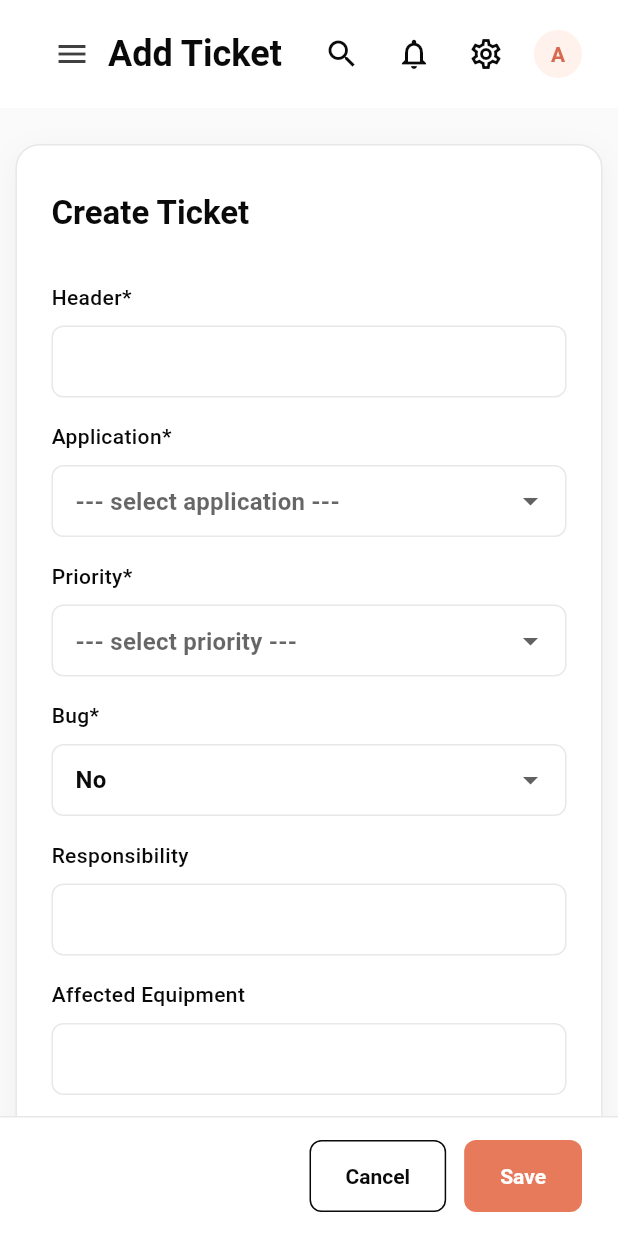
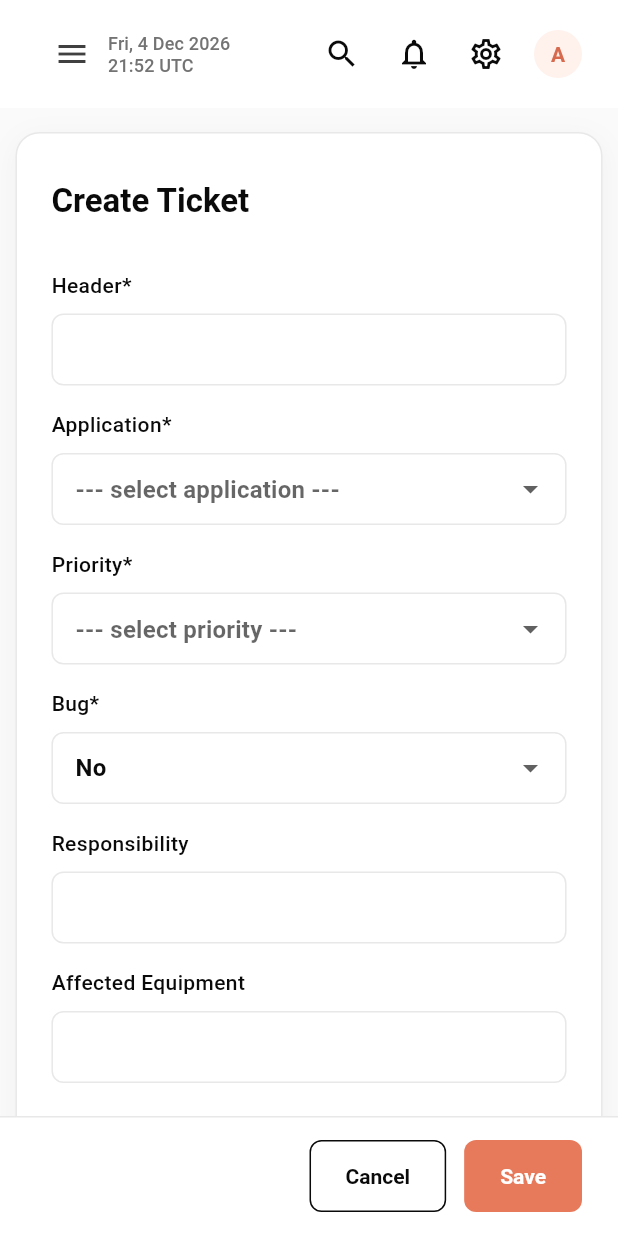
Before and after one commit to sayge-code-hub/saasify, a Flutter app: the CreateTicketPage screen opened by its route, on a phone screen of 412 x 824 dp. Run offline on Flutter 3.47's test engine with Material 3 defaults, Android fonts, the phone set to English and light mode, and no system bars; our stand-ins replace equatable, file_picker, flutter_bloc, go_router, web; Roboto replaces fonts that are missing (Fraunces, Source Sans 3).

Commit message:
Unify shell page top spacing and show HeaderDateTime on every route.
Introduce AppSpacing.pageContentTop so Dashboard, All Tickets, AppPage
screens, and form routes share the same gap under the top bar. Always
render the stacked header clock; on ticket detail keep All tickets back
beside the datetime.

Co-authored-by: adityaarana <adityaarana@outlook.com>

```diff
--- a/lib/core/theme/app_spacing.dart
+++ b/lib/core/theme/app_spacing.dart
@@ -20,6 +20,11 @@ abstract final class AppSpacing {
   static const double pagePaddingCompact = md;
   static const double pagePaddingExpanded = xl;
 
+  /// Gap from the shell [DashboardHeader] to the page title / first toolbar.
+  /// Use for [AppPage] and any shell body that lays out its own padding
+  /// (Dashboard, All Tickets) so every screen aligns.
+  static const double pageContentTop = md;
+
   /// Breakpoint for two-up section grids (Config, etc.).
   static const double sectionGridMinWidth = 720;
 }
--- a/lib/core/widgets/app_page.dart
+++ b/lib/core/widgets/app_page.dart
@@ -30,7 +30,7 @@ class AppPage extends StatelessWidget {
         child: Padding(
           padding: EdgeInsets.fromLTRB(
             horizontal,
-            AppSpacing.xxl,
+            AppSpacing.pageContentTop,
             horizontal,
             AppSpacing.lg,
           ),
--- a/lib/features/shell/presentation/pages/shell_page.dart
+++ b/lib/features/shell/presentation/pages/shell_page.dart
@@ -4,6 +4,7 @@ import 'package:go_router/go_router.dart';
 
 import 'package:saasify/core/responsive/app_breakpoints.dart';
 import 'package:saasify/core/theme/app_colors.dart';
+import 'package:saasify/core/theme/app_spacing.dart';
 import 'package:saasify/core/widgets/app_scaffold.dart';
 import 'package:saasify/features/auth/presentation/bloc/auth_cubit.dart';
 import 'package:saasify/features/shell/presentation/bloc/shell_cubit.dart';
@@ -26,7 +27,6 @@ class ShellPage extends StatelessWidget {
       _ => null,
     };
     final onTicketDetail = location.startsWith('/ticketing/tickets/');
-    final onDashboard = location == '/ticketing' || location == '/';
 
     return AppScaffold(
       backgroundColor: AppColors.canvas,
@@ -53,14 +53,13 @@ class ShellPage extends StatelessWidget {
                   crossAxisAlignment: CrossAxisAlignment.stretch,
                   children: [
                     DashboardHeader(
-                      title: dashboardTitleFor(location),
+                      // Page titles live in content; header left is always the clock.
+                      title: '',
                       leading: onTicketDetail
-                          ? _TicketDetailHeaderBack(
-                              onPressed: () => context.go('/ticketing/all'),
+                          ? _TicketDetailHeaderLeading(
+                              onBack: () => context.go('/ticketing/all'),
                             )
-                          : onDashboard
-                              ? const HeaderDateTime()
-                              : null,
+                          : const HeaderDateTime(),
                       userName: user?.name,
                       showMenu: compact,
                       onMenu: compact
@@ -79,6 +78,24 @@ class ShellPage extends StatelessWidget {
   }
 }
 
+/// Back control + live clock so ticket detail matches other shell routes.
+class _TicketDetailHeaderLeading extends StatelessWidget {
+  const _TicketDetailHeaderLeading({required this.onBack});
+
+  final VoidCallback onBack;
+
+  @override
+  Widget build(BuildContext context) {
+    return Row(
+      children: [
+        _TicketDetailHeaderBack(onPressed: onBack),
+        const SizedBox(width: AppSpacing.md),
+        const Expanded(child: HeaderDateTime()),
+      ],
+    );
+  }
+}
+
 class _TicketDetailHeaderBack extends StatelessWidget {
   const _TicketDetailHeaderBack({required this.onPressed});
 
@@ -87,15 +104,14 @@ class _TicketDetailHeaderBack extends StatelessWidget {
   @override
   Widget build(BuildContext context) {
     final theme = Theme.of(context);
-    return Align(
-      alignment: Alignment.centerLeft,
-      child: TextButton.icon(
+    return TextButton.icon(
       key: const ValueKey('header-back-all-tickets'),
       onPressed: onPressed,
       style: TextButton.styleFrom(
         foregroundColor: AppColors.accent,
         padding: EdgeInsets.zero,
         visualDensity: VisualDensity.compact,
+        tapTargetSize: MaterialTapTargetSize.shrinkWrap,
       ),
       icon: const Icon(Icons.arrow_back, size: 20),
       label: Text(
@@ -105,33 +121,10 @@ class _TicketDetailHeaderBack extends StatelessWidget {
           fontWeight: FontWeight.w600,
         ),
       ),
-      ),
     );
   }
 }
 
-String dashboardTitleFor(String location) {
-  if (location == '/ticketing' || location == '/') {
-    // Date/time leading replaces the title on the dashboard home.
-    return '';
-  }
-  if (location.startsWith('/ticketing/tickets/')) {
-    // Leading back control replaces the title on ticket detail.
-    return '';
-  }
-  if (location == '/ticketing/new') return 'Add Ticket';
-  // List views and Config keep the page title in content; header stays clean.
-  if (location == '/ticketing/all' ||
-      location == '/ticketing/config' ||
-      location.startsWith('/ticketing/config/')) {
-    return '';
-  }
-  if (location == '/dynamic/create-ticket') return 'Add Ticket (BDUI)';
-  if (location == '/settings') return 'Settings';
-  return 'Workspace';
-}
-
-/// Syncs [ShellCubit] with the active router location.
 class ShellLocationSync extends StatefulWidget {
   const ShellLocationSync({
     required this.location,
--- a/lib/features/shell/presentation/widgets/dashboard_header.dart
+++ b/lib/features/shell/presentation/widgets/dashboard_header.dart
@@ -139,7 +139,7 @@ class DashboardHeader extends StatelessWidget {
 
 enum _HeaderAction { signOut }
 
-/// Live local date, time, and timezone for the shell header (dashboard home).
+/// Live local date, time, and timezone for the shell header on every route.
 class HeaderDateTime extends StatefulWidget {
   const HeaderDateTime({super.key, this.now});
 
--- a/lib/features/ticketing/presentation/pages/create_ticket_page.dart
+++ b/lib/features/ticketing/presentation/pages/create_ticket_page.dart
@@ -105,8 +105,11 @@ class _CreateTicketPageState extends State<CreateTicketPage> {
                     builder: (context, constraints) {
                       final cardWidth = constraints.maxWidth * 0.95;
                       return SingleChildScrollView(
-                        padding: const EdgeInsets.symmetric(
-                          vertical: AppSpacing.lg,
+                        padding: const EdgeInsets.fromLTRB(
+                          0,
+                          AppSpacing.pageContentTop,
+                          0,
+                          AppSpacing.lg,
                         ),
                         child: Align(
                           alignment: Alignment.topCenter,
```
Also changed, not shown: lib/features/dynamic_ui/presentation/widgets/dynamic_screen_renderer.dart (+5 -2 lines), lib/features/overview/presentation/pages/overview_page.dart (+7 -3 lines), lib/features/ticketing/presentation/pages/ticket_list_page.dart (+155 -26 lines), 4 other files. Lines whose indentation alone changed are shown as unchanged.
